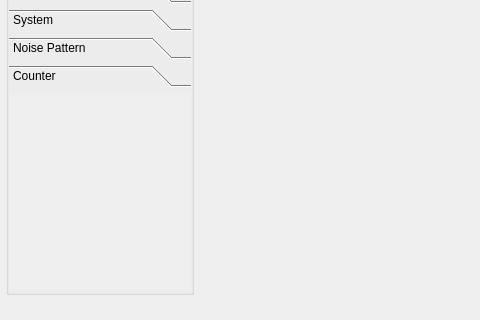
This is analysis/norc/ui/mainwindow.ui in tuda-parallel/NORC as Qt 5 draws it before an edit; both pictures show x 0 to 480 and y 402 to 722 of the 994 by 722 pixel window. The edited form follows.
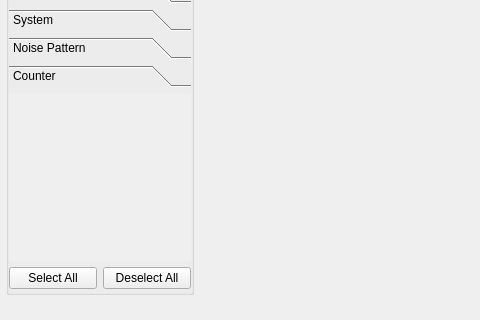
This is the edited form. Icons and pictures are not drawn.

Commit message: Add selection helper buttons and open zip file read only by default

Diff of the .ui file:
```diff
--- a/analysis/norc/ui/mainwindow.ui
+++ b/analysis/norc/ui/mainwindow.ui
@@ -378,6 +378,24 @@
             </widget>
            </widget>
           </item>
+          <item>
+           <layout class="QHBoxLayout" name="horizontalLayout_flt_buttons">
+            <item>
+             <widget class="QPushButton" name="btn_flt_select_all">
+              <property name="text">
+               <string>Select All</string>
+              </property>
+             </widget>
+            </item>
+            <item>
+             <widget class="QPushButton" name="btn_flt_deselect_all">
+              <property name="text">
+               <string>Deselect All</string>
+              </property>
+             </widget>
+            </item>
+           </layout>
+          </item>
          </layout>
         </widget>
        </item>
```
The commit also changes 4 other files.
